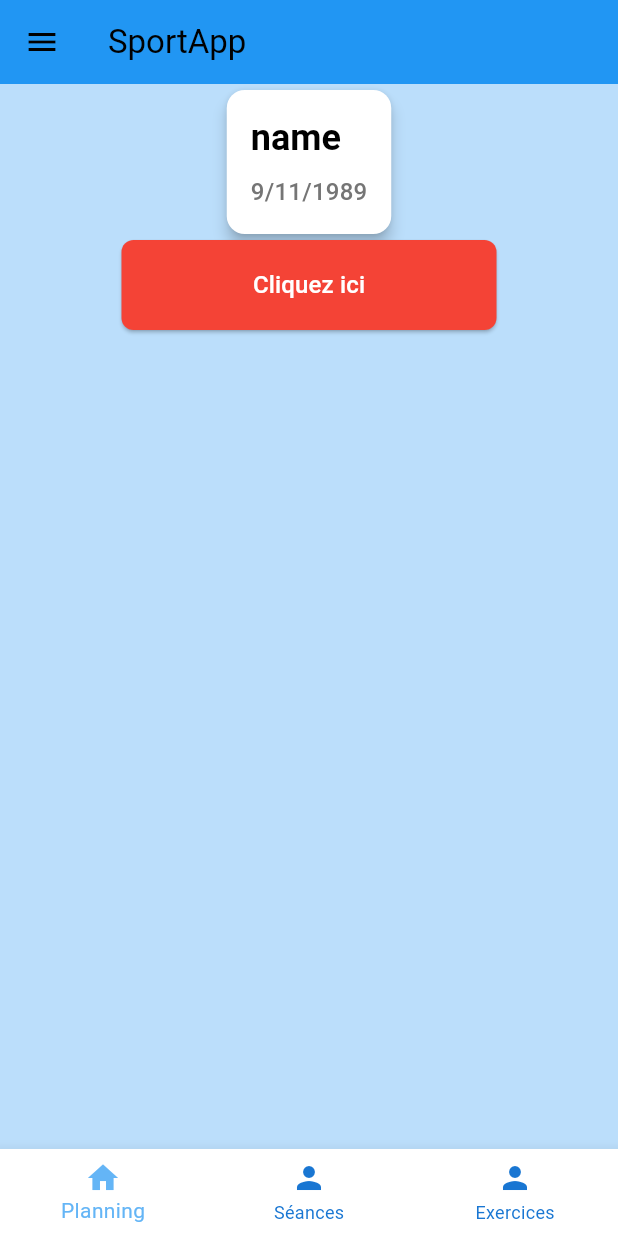
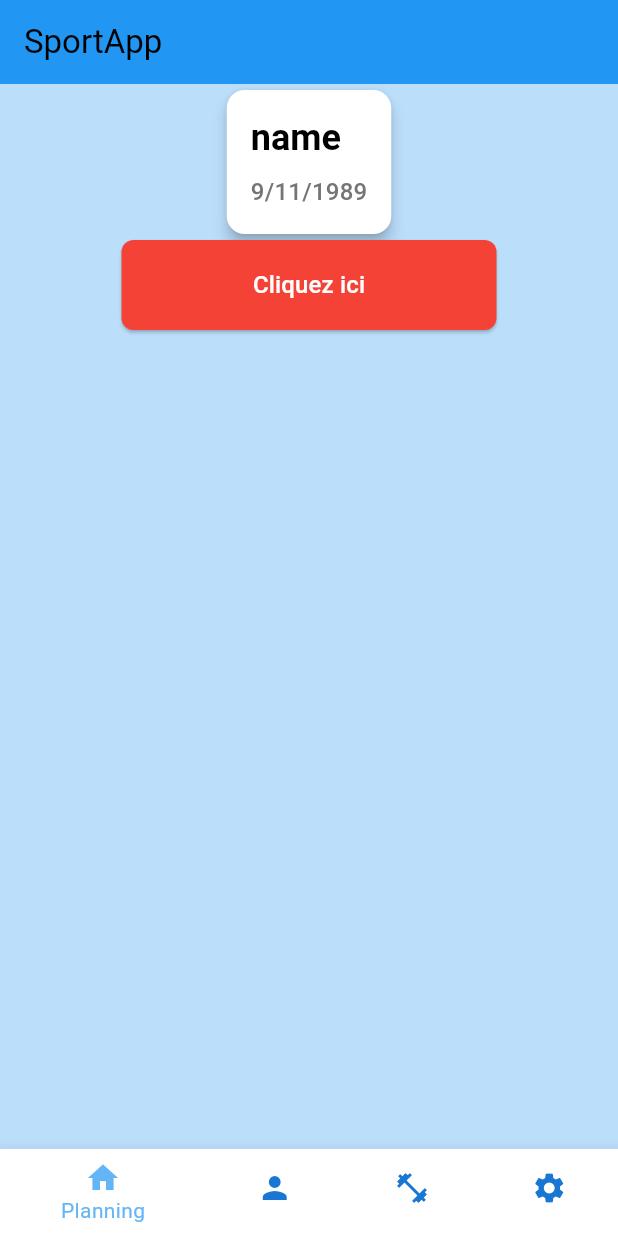
Before and after one commit to AlzUrt/flutter_sport, a Flutter app: the screen it shows after launch, on a phone screen of 412 x 824 dp. Run offline on Flutter 3.47's test engine with Material 3 defaults, Android fonts, the phone set to English and light mode, and no system bars.

Commit message:
feat: move custom themes to settings view

```diff
--- a/lib/app.dart
+++ b/lib/app.dart
@@ -1,6 +1,7 @@
 import 'package:flutter/material.dart';
 import 'package:provider/provider.dart';
 import 'package:sport/config/custom_themes.dart';
+import 'package:sport/screens/setting_screen.dart';
 import 'navigation_provider.dart';
 import 'screens/home_screen.dart';
 import 'screens/profile_screen.dart';
@@ -44,6 +45,7 @@
     const HomeScreen(),
     const ProfileScreen(),
     const ProfileScreen(),
+    const SettingScreen(),
   ];
 
   MainScreen({super.key});
@@ -70,54 +72,14 @@
                 label: 'Séances',
               ),
               BottomNavigationBarItem(
-                icon: Icon(Icons.person),
+                icon: Icon(Icons.fitness_center),
                 label: 'Exercices',
               ),
+              BottomNavigationBarItem(
+                icon: Icon(Icons.settings),
+                label: 'Paramètres',
+              ),
             ],
-          ),
-          drawer: Drawer(
-            child: ListView(
-              padding: EdgeInsets.zero,
-              children: <Widget>[
-                const DrawerHeader(
-                  decoration: BoxDecoration(
-                    color: Colors.blue,
-                  ),
-                  child: Text(
-                    'Thème',
-                    style: TextStyle(color: Colors.white, fontSize: 24),
-                  ),
-                ),
-                ListTile(
-                  title: const Text('Bleu'),
-                  onTap: () {
-                    Provider.of<ThemeProvider>(context, listen: false)
-                        .setTheme(CustomThemes.blueTheme);
-                  },
-                ),
-                ListTile(
-                  title: const Text('Rouge'),
-                  onTap: () {
-                    Provider.of<ThemeProvider>(context, listen: false)
-                        .setTheme(CustomThemes.redTheme);
-                  },
-                ),
-                ListTile(
-                  title: const Text('Vert'),
-                  onTap: () {
-                    Provider.of<ThemeProvider>(context, listen: false)
-                        .setTheme(CustomThemes.greenTheme);
-                  },
-                ),
-                ListTile(
-                  title: const Text('Jaune'),
-                  onTap: () {
-                    Provider.of<ThemeProvider>(context, listen: false)
-                        .setTheme(CustomThemes.yellowTheme);
-                  },
-                ),
-              ],
-            ),
           ),
         );
       },
--- a/lib/config/custom_colors.dart
+++ b/lib/config/custom_colors.dart
@@ -1,25 +1,21 @@
 import 'package:flutter/material.dart';
 
 class CustomColors {
-  // Bleu thème
   static const Color bluePrimary = Color(0xFF2196F3);
   static const Color blueAccent = Color(0xFF64B5F6);
   static const Color blueLight = Color(0xFFBBDEFB);
   static const Color blueDark = Color(0xFF1976D2);
 
-  // Rouge thème
   static const Color redPrimary = Color(0xFFF44336);
   static const Color redAccent = Color(0xFFEF5350);
   static const Color redLight = Color(0xFFFFCDD2);
   static const Color redDark = Color(0xFFD32F2F);
 
-  // Vert thème
   static const Color greenPrimary = Color(0xFF4CAF50);
   static const Color greenAccent = Color(0xFF66BB6A);
   static const Color greenLight = Color(0xFFC8E6C9);
   static const Color greenDark = Color(0xFF388E3C);
 
-  // Jaune thème
   static const Color yellowPrimary = Color(0xFFFFEB3B);
   static const Color yellowAccent = Color(0xFFFFEE58);
   static const Color yellowLight = Color(0xFFFFF9C4);
```
Also changed, not shown: lib/config/custom_themes.dart (+0 -7 lines), lib/screens/setting_screen.dart (added, +58 -0 lines).
